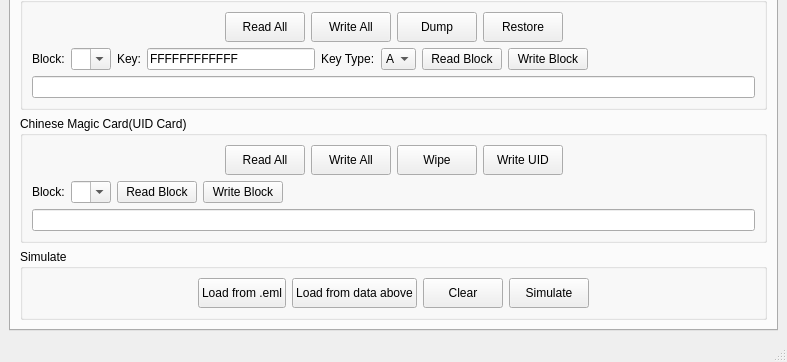
This is mainwindow.ui in wh201906/Proxmark3GUI as Qt 5 draws it before an edit; both pictures show x 0 to 787 and y 408 to 770 of the 787 by 770 pixel window. The edited form follows.
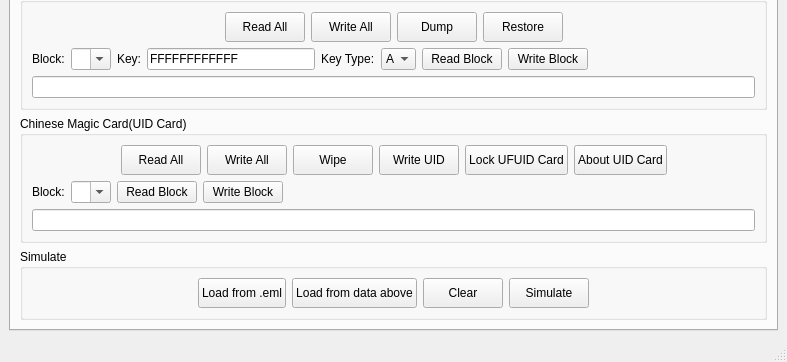
This is the edited form. The open tabs and pages were chosen to show the change.

The edit to the form file:
```diff
--- a/mainwindow.ui
+++ b/mainwindow.ui
@@ -623,6 +623,44 @@
                </property>
               </widget>
              </item>
+             <item>
+              <widget class="QPushButton" name="pushButton">
+               <property name="minimumSize">
+                <size>
+                 <width>0</width>
+                 <height>30</height>
+                </size>
+               </property>
+               <property name="maximumSize">
+                <size>
+                 <width>16777215</width>
+                 <height>40</height>
+                </size>
+               </property>
+               <property name="text">
+                <string>Lock UFUID Card</string>
+               </property>
+              </widget>
+             </item>
+             <item>
+              <widget class="QPushButton" name="pushButton_2">
+               <property name="minimumSize">
+                <size>
+                 <width>0</width>
+                 <height>30</height>
+                </size>
+               </property>
+               <property name="maximumSize">
+                <size>
+                 <width>16777215</width>
+                 <height>40</height>
+                </size>
+               </property>
+               <property name="text">
+                <string>About UID Card</string>
+               </property>
+              </widget>
+             </item>
              <item>
               <spacer name="horizontalSpacer_12">
                <property name="orientation">
```
Left out of the diff: 26 changed lines with no effect on the pictures.
